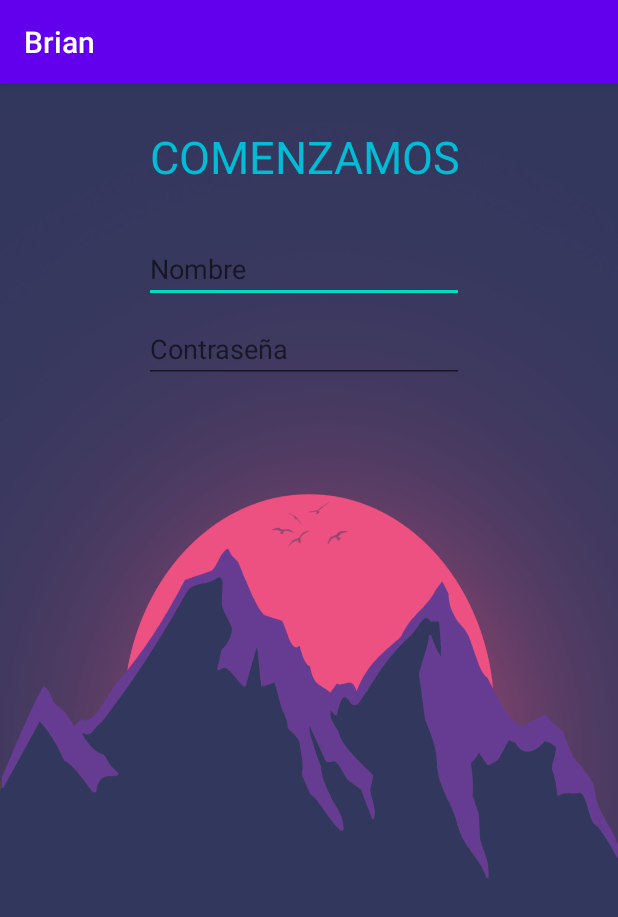
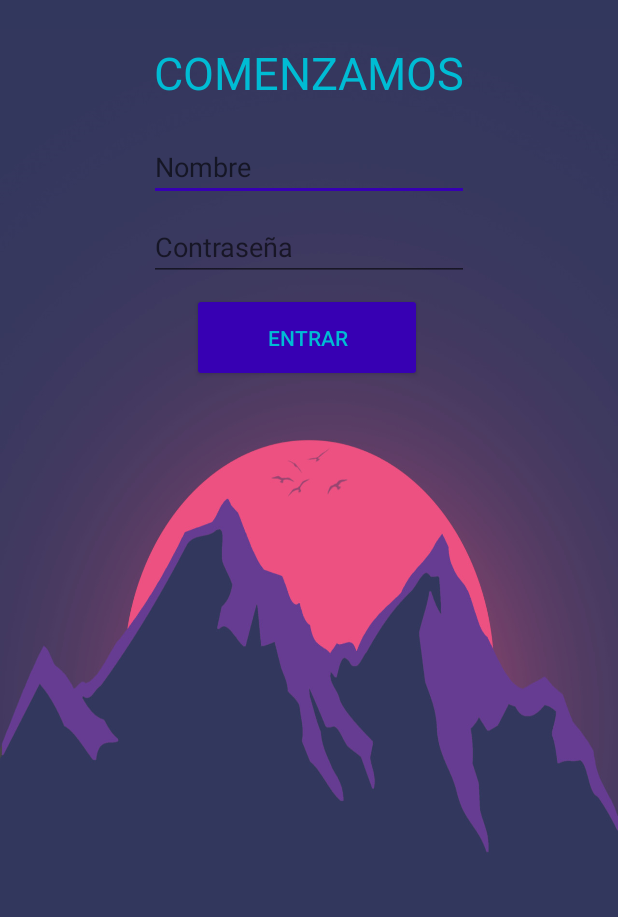
Before and after one commit to gianValentin/Brian, an Android app: the screen it shows after launch (MainActivity), on a phone screen of 412 x 824 dp. Shown: the top 917 px of the screen. Run offline under Robolectric (Android 15) with nearby library versions, the phone set to English and light mode, and no system bars.

Commit message:
implemet-finalizando-activityLogin

```diff
--- a/app/src/main/java/com/giancarlo/brian/MainActivity.java
+++ b/app/src/main/java/com/giancarlo/brian/MainActivity.java
@@ -10,5 +10,6 @@ public class MainActivity extends AppCompatActivity {
     protected void onCreate(Bundle savedInstanceState) {
         super.onCreate(savedInstanceState);
         setContentView(R.layout.activity_main);
+        getSupportActionBar().hide();
     }
 }
--- a/app/src/main/res/layout/activity_main.xml
+++ b/app/src/main/res/layout/activity_main.xml
@@ -12,13 +12,12 @@
         style="@android:style/Widget.DeviceDefault.Light.TextView.SpinnerItem"
         android:layout_width="wrap_content"
         android:layout_height="wrap_content"
-        android:layout_marginStart="92dp"
-        android:layout_marginLeft="92dp"
         android:layout_marginTop="28dp"
         android:text="@string/comenzamos"
         android:textAppearance="@style/TextAppearance.AppCompat.Body1"
-        android:textColor="#00BCD4"
+        android:textColor="@color/colorLetter01"
         android:textSize="30sp"
+        app:layout_constraintEnd_toEndOf="parent"
         app:layout_constraintStart_toStartOf="parent"
         app:layout_constraintTop_toTopOf="parent" />
 
@@ -26,33 +25,46 @@
         android:id="@+id/editText"
         android:layout_width="wrap_content"
         android:layout_height="wrap_content"
-        android:layout_marginStart="96dp"
-        android:layout_marginLeft="96dp"
-        android:layout_marginTop="32dp"
+        android:layout_marginTop="20dp"
+        android:autofillHints=""
         android:ems="10"
         android:hint="@string/nombre"
         android:inputType="textPersonName"
-        android:shadowColor="#FFFFFF"
-        android:textColor="#ED5181"
-        android:textColorLink="#ED5181"
+        android:shadowColor="@color/colorSun"
+        android:textColor="@color/colorLetter01"
+        android:textColorLink="@color/colorSun"
+        app:layout_constraintEnd_toEndOf="parent"
         app:layout_constraintStart_toStartOf="parent"
-        app:layout_constraintTop_toBottomOf="@+id/textView"
-        android:autofillHints="" />
+        app:layout_constraintTop_toBottomOf="@+id/textView" />
 
     <EditText
         android:id="@+id/editText2"
         android:layout_width="wrap_content"
         android:layout_height="wrap_content"
-        android:layout_marginStart="96dp"
-        android:layout_marginLeft="96dp"
         android:layout_marginTop="8dp"
+        android:autofillHints=""
         android:ems="10"
         android:hint="@string/contrase_a"
         android:inputType="textPassword"
-        android:textColor="#ED5181"
-        android:textColorLink="#ED5181"
+        android:textColor="@color/colorLetter01"
+        android:textColorLink="@color/colorSun"
+        app:layout_constraintEnd_toEndOf="parent"
         app:layout_constraintStart_toStartOf="parent"
-        app:layout_constraintTop_toBottomOf="@+id/editText"
-        android:autofillHints="" />
+        app:layout_constraintTop_toBottomOf="@+id/editText" />
+
+    <Button
+        android:id="@+id/btnIngresar"
+        android:layout_width="153dp"
+        android:layout_height="59dp"
+        android:layout_marginTop="8dp"
+        android:text="@string/entrar"
+        android:layout_centerVertical="true"
+        android:layout_centerHorizontal="true"
+        app:layout_constraintEnd_toEndOf="parent"
+        app:layout_constraintHorizontal_bias="0.496"
+        app:layout_constraintStart_toStartOf="parent"
+        android:backgroundTint="@color/colorSun"
+        app:layout_constraintTop_toBottomOf="@+id/editText2"
+        android:textColor="@color/colorLetter01"/>
 
 </androidx.constraintlayout.widget.ConstraintLayout>
--- a/app/src/main/res/values/colors.xml
+++ b/app/src/main/res/values/colors.xml
@@ -2,5 +2,7 @@
 <resources>
     <color name="colorPrimary">#6200EE</color>
     <color name="colorPrimaryDark">#3700B3</color>
-    <color name="colorAccent">#03DAC5</color>
+    <color name="colorAccent">#3700B3</color>
+    <color name="colorSun">#3700B3</color>
+    <color name="colorLetter01">#00BCD4</color>
 </resources>
--- a/app/src/main/res/values/strings.xml
+++ b/app/src/main/res/values/strings.xml
@@ -5,4 +5,6 @@
     <string name="comenzamos">COMENZAMOS</string>
     <string name="nombre">Nombre</string>
     <string name="contrase_a">Contraseña</string>
+    <string name="btnIngresar">Button</string>
+    <string name="entrar">Entrar</string>
 </resources>
```
